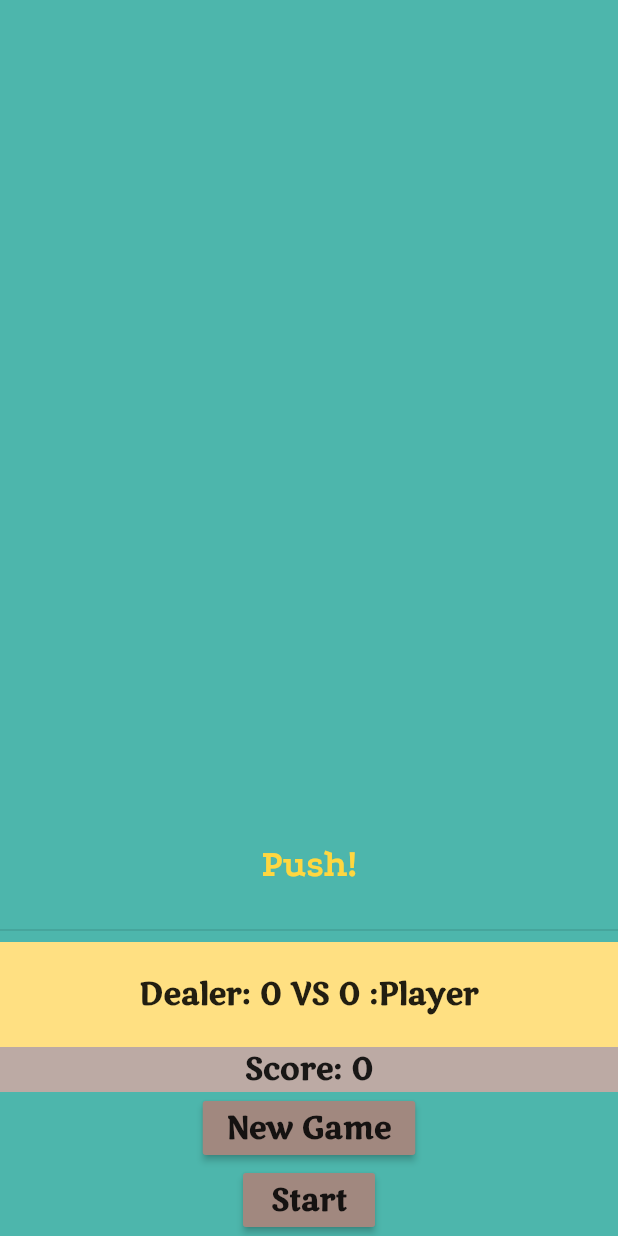
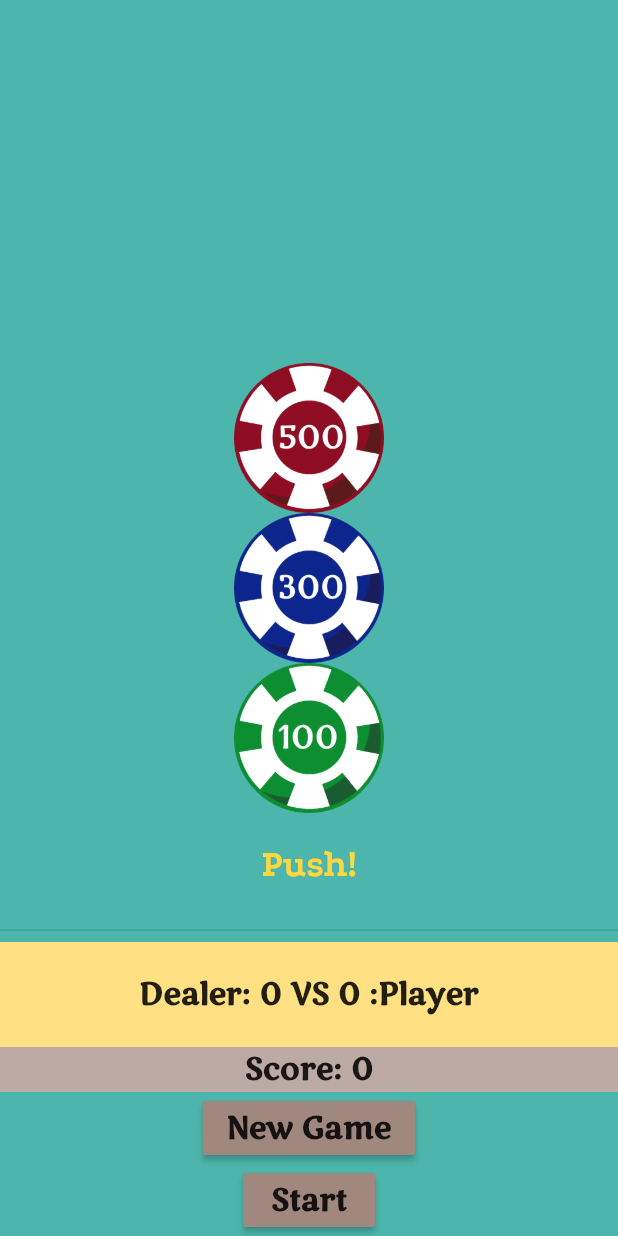
Before and after one commit to arrenaid/black_jack, a Flutter app: the WinnerScreen screen opened by its route, on a phone screen of 412 x 824 dp. Run offline on Flutter 3.47's test engine with Material 2 defaults, Android fonts, the phone set to English and light mode, and no system bars; our stand-ins replace bloc, equatable, flutter_bloc; missing offline and left inert: dart:ffi.

Commit message:
add icon and dir chip

```diff
--- a/lib/screens/winner_screen.dart
+++ b/lib/screens/winner_screen.dart
@@ -33,6 +33,23 @@ class _WinnerScreenState extends State<WinnerScreen> {
               child: Column(
                 mainAxisAlignment: MainAxisAlignment.end,
                 children: [
+
+                  Container(
+                    height: 100,
+                    alignment: Alignment.center,
+                    child: Image.asset("chip/chip500.png",),
+                  ),
+                  Container(
+                      height: 100,
+                      alignment: Alignment.center,
+                      child: Image.asset("chip/chip300.png",)
+                  ),
+                  Container(
+                      height: 100,
+                      alignment: Alignment.center,
+                      child: Image.asset("chip/chip100.png",)
+                  ),
+
                   SizedBox(
                     height: 70,
                     child: Center(
--- a/pubspec.yaml
+++ b/pubspec.yaml
@@ -67,6 +67,7 @@ flutter:
   #   - images/a_dot_ham.jpeg
   assets:
     -  cards/
+    -  chip/
 
   # An image asset can refer to one or more resolution-specific "variants", see
   # https://flutter.dev/assets-and-images/#resolution-aware.
```
Also changed, not shown: chip/chip100.png (added), chip/chip300.png (added), chip/chip500.png (added), 32 other files.
